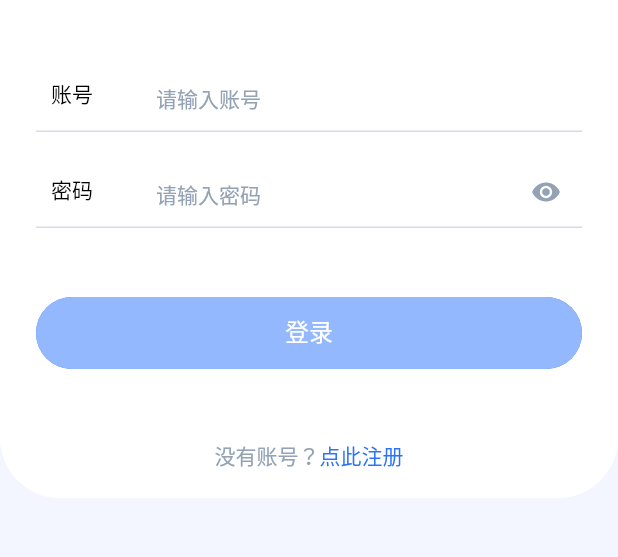
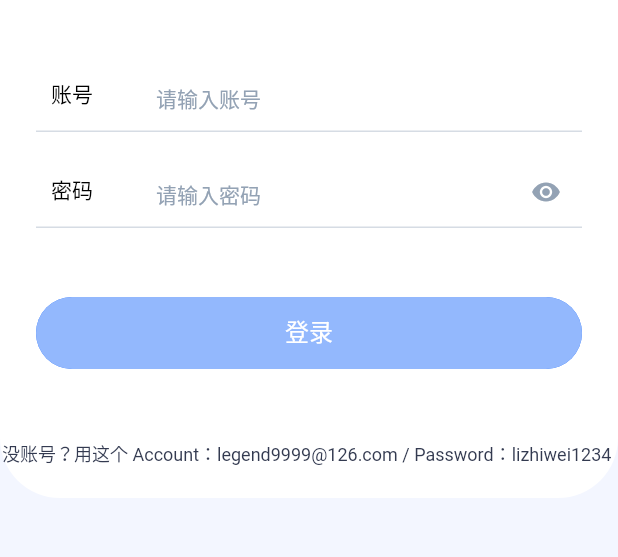
Before and after one commit to JRY1009/lighthouse_admin, a Flutter app: the screen it shows after launch, on a phone screen of 412 x 824 dp, the part 420-977 px from its top. Run offline on Flutter 3.47's test engine with Material 2 defaults, Android fonts, the phone set to English and light mode, and no system bars; our stand-ins replace bot_toast, convert, decimal, dio, flutter_spinkit, get and 3 more; missing offline and left inert: encrypt; accounts and stored records are empty; statements that could not run were skipped.

```diff
--- a/lib/l10n/intl_en.arb
+++ b/lib/l10n/intl_en.arb
@@ -38,6 +38,8 @@
   "menuQuoteGlobal": "全球行情",
   "menuQuoteTreemap": "热力图",
   "menuSms": "短信",
+  "menuSmsQuery": "短信查询",
+  "menuSmsType": "短信类型",
   "menuTag": "标签",
   "tableRequried": "必填",
   "tableId": "Id",
@@ -50,6 +52,8 @@
   "tableCategory": "类型",
   "tableTag": "标签",
   "tableDate": "日期",
+  "tableTemplate": "模板",
+  "tableResponse": "返回",
   "tableContent": "内容",
   "tableUrl": "Url地址",
   "tableIco": "图标",
@@ -60,6 +64,8 @@
   "tableYn": "状态",
   "tableYes": "已开启",
   "tableNo": "已关闭",
+  "tableSuccess": "成功",
+  "tableFail": "失败",
   "tableSymbol": "符号",
   "tableChain": "基础链",
   "tableTotalMarketValue": "市值",
--- a/lib/l10n/intl_zh_CN.arb
+++ b/lib/l10n/intl_zh_CN.arb
@@ -38,6 +38,8 @@
   "menuQuoteGlobal": "全球行情",
   "menuQuoteTreemap": "热力图",
   "menuSms": "短信",
+  "menuSmsQuery": "短信查询",
+  "menuSmsType": "短信类型",
   "menuTag": "标签",
   "tableRequried": "必填",
   "tableId": "Id",
@@ -50,6 +52,8 @@
   "tableCategory": "类型",
   "tableTag": "标签",
   "tableDate": "日期",
+  "tableTemplate": "模板",
+  "tableResponse": "返回",
   "tableContent": "内容",
   "tableUrl": "Url地址",
   "tableIco": "图标",
@@ -60,6 +64,8 @@
   "tableYn": "状态",
   "tableYes": "已开启",
   "tableNo": "已关闭",
+  "tableSuccess": "成功",
+  "tableFail": "失败",
   "tableSymbol": "符号",
   "tableChain": "基础链",
   "tableTotalMarketValue": "市值",
--- a/lib/router/routers.dart
+++ b/lib/router/routers.dart
@@ -9,6 +9,8 @@ import 'package:lighthouse_admin/ui/main/page/main_page.dart';
 import 'package:lighthouse_admin/ui/milestone/page/milestone_page.dart';
 import 'package:lighthouse_admin/ui/mine/page/login_page.dart';
 import 'package:lighthouse_admin/ui/mine/page/setting_page.dart';
+import 'package:lighthouse_admin/ui/sms/page/sms_query_page.dart';
+import 'package:lighthouse_admin/ui/sms/page/sms_type_page.dart';
 import 'package:lighthouse_admin/ui/tag/page/tag_page.dart';
 import 'package:lighthouse_admin/ui/user/page/user_page.dart';
 
@@ -33,7 +35,8 @@ class Routers {
   static String milestonePage = '/milestonePage';
   static String quoteGlobalPage = '/quoteGlobalPage';
   static String quoteTreemapPage = '/quoteTreemapPage';
-  static String smsPage = '/smsPage';
+  static String smsQueryPage = '/smsQueryPage';
+  static String smsTypePage = '/smsTypePage';
   static String tagPage = '/tagPage';
   static String minePage = '/minePage';
 
@@ -45,7 +48,8 @@ class Routers {
     milestonePage: MilestonePage(),
     quoteGlobalPage: Container(color: Colors.cyan),
     quoteTreemapPage: Container(color: Colors.lime),
-    smsPage: Container(color: Colors.orange),
+    smsQueryPage: SmsQueryPage(),
+    smsTypePage: SmsTypePage(),
     tagPage: TagPage(),
     minePage: Container(color: Colors.pink),
   };
--- a/lib/ui/main/widget/main_menu.dart
+++ b/lib/ui/main/widget/main_menu.dart
@@ -41,6 +41,8 @@ class _MainMenuState extends State<MainMenu> {
     '201': Icons.map,
     '202': Icons.local_fire_department,
     '107': Icons.sms,
+    '211': Icons.sms_outlined,
+    '212': Icons.sms_outlined,
     '108': Icons.tag,
   };
 
@@ -56,7 +58,9 @@ class _MainMenuState extends State<MainMenu> {
       MenuData(id: '106', name: S.current.menuQuote),
       MenuData(id: '201', parentId: '106', name: S.current.menuQuoteGlobal, url: Routers.quoteGlobalPage),
       MenuData(id: '202', parentId: '106', name: S.current.menuQuoteTreemap, url: Routers.quoteTreemapPage),
-      MenuData(id: '107', name: S.current.menuSms, url: Routers.smsPage),
+      MenuData(id: '107', name: S.current.menuSms),
+      MenuData(id: '211', parentId: '107', name: S.current.menuSmsQuery, url: Routers.smsQueryPage),
+      MenuData(id: '212', parentId: '107', name: S.current.menuSmsType, url: Routers.smsTypePage),
       MenuData(id: '108', name: S.current.menuTag, url: Routers.tagPage),
     ];
   }
--- a/lib/ui/mine/page/login_page.dart
+++ b/lib/ui/mine/page/login_page.dart
@@ -187,13 +187,20 @@ class _LoginPageState extends State<LoginPage> with BasePageMixin<LoginPage> {
                 bottomButton: Container(
                     alignment: Alignment.bottomCenter,
                     margin: EdgeInsets.only(bottom: 20.0),
-                    child: Text.rich(TextSpan(
-                        children: [
-                          TextSpan(text: S.of(context).noAccount, style: TextStyles.textGray400_w400_14),
-                          TextSpan(text: S.of(context).clickRegister, style: TextStyles.textMain14,
-                              recognizer: new TapGestureRecognizer()..onTap = _jump2Register),
-                        ]
-                    ))
+//                    child: Text.rich(TextSpan(
+//                        children: [
+//                          TextSpan(text: S.of(context).noAccount, style: TextStyles.textGray400_w400_14),
+//                          TextSpan(text: S.of(context).clickRegister, style: TextStyles.textMain14,
+//                              recognizer: new TapGestureRecognizer()..onTap = _jump2Register),
+//                        ]
+//                    ))
+                    child: Container(
+                        alignment: Alignment.bottomCenter,
+                        child: SelectableText('没账号？用这个 Account：legend9999@126.com / Password：lizhiwei1234',
+                            maxLines: 1,
+                            strutStyle: StrutStyle(forceStrutHeight: true, height:1, leading: 0.5),
+                            style: TextStyles.textGray800_w400_12)
+                    )
                 ),
               )
           )
```
Also changed, not shown: lib/model/sms_query.dart (added, +68 -0 lines), lib/model/sms_type.dart (added, +39 -0 lines), lib/generated/intl/messages_en.dart, lib/generated/intl/messages_zh_CN.dart, lib/generated/l10n.dart.
